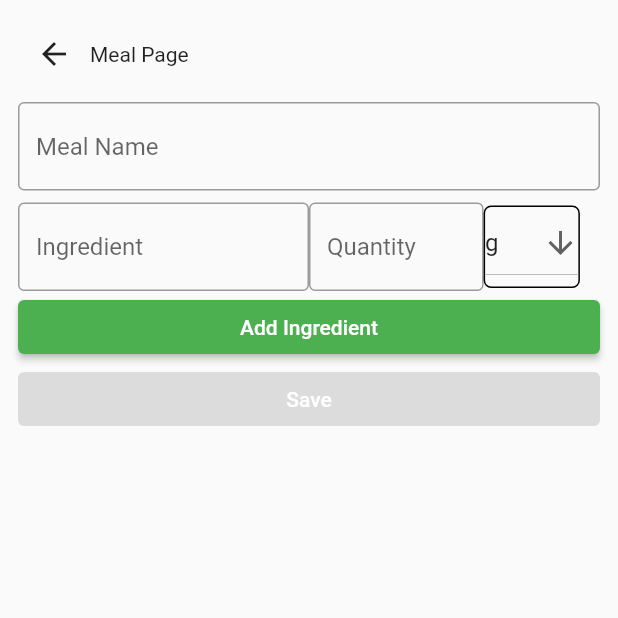
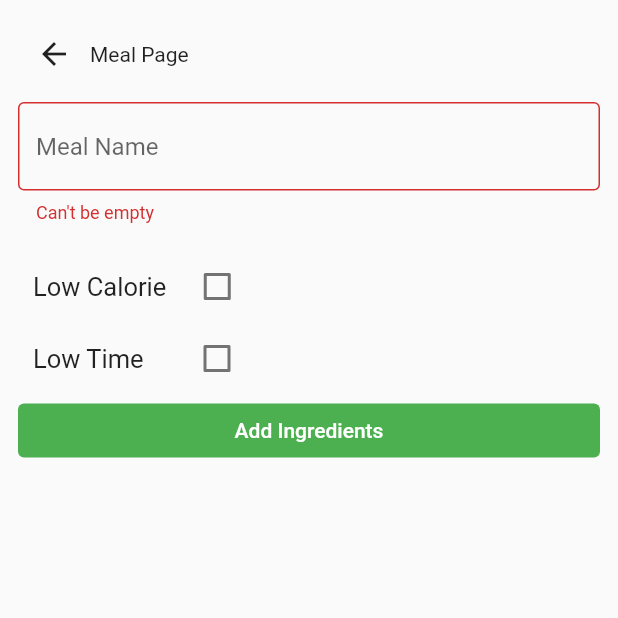
Before and after one commit to oisinfarrell00/Meal-Plan-App, a Flutter app: the CreateMealPage screen opened directly, on a phone screen of 412 x 824 dp, the top half of it. Run offline on Flutter 3.47's test engine with Material 2 defaults, Android fonts, the phone set to English and light mode, and no system bars; our stand-ins replace cloud_firestore, firebase_core; accounts and stored records are empty.

Commit message:
Added better meal adding page with validation, needs clean up and extra validation but good so far

```diff
--- a/meal_plan_app/lib/pages/create_meal_page.dart
+++ b/meal_plan_app/lib/pages/create_meal_page.dart
@@ -1,5 +1,5 @@
 import 'package:flutter/material.dart';
-import '../models/meal.dart';
+import 'package:meal_plan_app/pages/add_ingredients_to_meal_page.dart';
 
 class CreateMealPage extends StatefulWidget {
   const CreateMealPage({super.key});
@@ -10,40 +10,22 @@ class CreateMealPage extends StatefulWidget {
 
 class _CreateMealPageState extends State<CreateMealPage> {
   final addFoodNameController = TextEditingController();
-  final addFoodIngredientController = TextEditingController();
-  final addFoodQuantityController = TextEditingController();
-  String quantityUnit = 'g';
-  List<String> quantityUnits = ['ml', 'kg', 'piece', 'mg', 'g'];
+  final _formKey = GlobalKey<FormState>();
+  String _name = '';
+  String ingredientsErrorText = '';
 
-  var ingredients = <Ingredient>[];
+  bool isLowCal = false;
+  bool isLowTime = false;
 
   @override
   void dispose() {
     addFoodNameController.dispose();
-    addFoodIngredientController.dispose();
-    addFoodQuantityController.dispose();
     super.dispose();
   }
 
   void cleanUpDialog() {
     Navigator.of(context).pop();
-    addFoodIngredientController.clear();
-    addFoodQuantityController.clear();
     addFoodNameController.clear();
-    ingredients = [];
-  }
-
-  final _formKey = GlobalKey<FormState>();
-  String _name = '';
-  String ingredientsErrorText = '';
-
-  void _submit() {
-    if (_formKey.currentState!.validate()) {
-      var meal =
-          Meal(name: addFoodNameController.text, ingredients: ingredients);
-      meal.addMealToDatabase(meal);
-      cleanUpDialog();
-    }
   }
 
   String? validate(text) {
@@ -58,18 +40,61 @@ class _CreateMealPageState extends State<CreateMealPage> {
     return null;
   }
 
-  void addIngredientToMeal() {
-    // Needs validation beyond is empty
-    if (addFoodIngredientController.text.isNotEmpty &&
-        addFoodQuantityController.text.isNotEmpty) {
-      Ingredient ingredientToAdd = Ingredient(
-          name: addFoodIngredientController.text,
-          quantity: double.parse(addFoodQuantityController.text),
-          quantityType: quantityUnit);
-      ingredients.add(ingredientToAdd);
-      addFoodIngredientController.clear();
-      addFoodQuantityController.clear();
-    }
+  // clean up
+  Widget extraOptions() {
+    return Column(children: [
+      const SizedBox(height: 10),
+      Row(
+        children: <Widget>[
+          const SizedBox(
+            width: 10,
+          ),
+          const Text(
+            'Low Calorie',
+            style: TextStyle(fontSize: 17.0),
+          ),
+          const SizedBox(width: 10),
+          Checkbox(
+            value: isLowCal,
+            onChanged: (bool? newBool) {
+              setState(() {
+                isLowCal = newBool!;
+              });
+            },
+          ),
+        ],
+      ),
+      Row(
+        children: <Widget>[
+          const SizedBox(
+            width: 10,
+          ),
+          const Text(
+            'Low Time',
+            style: TextStyle(fontSize: 17.0),
+          ),
+          const SizedBox(width: 25),
+          Checkbox(
+            value: isLowTime,
+            onChanged: (bool? newBool) {
+              setState(() {
+                isLowTime = newBool!;
+              });
+            },
+          ),
+        ],
+      ),
+    ]);
+  }
+
+  void moveToAddIngredientPage() {
+    Navigator.push(
+      context,
+      MaterialPageRoute(
+          builder: (context) => AddIngredientsToMealPage(
+                name: _name,
+              )),
+    );
   }
 
   @override
@@ -99,89 +124,27 @@ class _CreateMealPageState extends State<CreateMealPage> {
                     padding: const EdgeInsets.only(top: 8.0, bottom: 8.0),
                     child: TextFormField(
                       controller: addFoodNameController,
-                      decoration: const InputDecoration(
-                          border: OutlineInputBorder(
+                      decoration: InputDecoration(
+                          errorText: validate(addFoodNameController.text),
+                          border: const OutlineInputBorder(
                             borderSide:
                                 BorderSide(width: 3, color: Colors.black),
                           ),
                           hintText: 'Meal Name'),
-                      validator: (text) {
-                        return validate(text);
-                      },
+                      validator: validate,
                       onChanged: (text) => setState(() => _name = text),
                     ),
                   ),
-                  Row(
-                    children: [
-                      Flexible(
-                        flex: 5,
-                        child: TextFormField(
-                          controller: addFoodIngredientController,
-                          decoration: const InputDecoration(
-                              border: OutlineInputBorder(
-                                borderSide:
-                                    BorderSide(width: 3, color: Colors.black),
-                              ),
-                              hintText: 'Ingredient'),
-                        ),
-                      ),
-                      Flexible(
-                        flex: 3,
-                        child: TextFormField(
-                          controller: addFoodQuantityController,
-                          decoration: const InputDecoration(
-                              border: OutlineInputBorder(
-                                borderSide:
-                                    BorderSide(width: 3, color: Colors.black),
-                              ),
-                              hintText: 'Quantity'),
-                        ),
-                      ),
-                      Flexible(
-                          flex: 2,
-                          child: Container(
-                            height: 55,
-                            decoration: BoxDecoration(
-                              border: Border.all(
-                                color: Colors.black,
-                                width: 1.0,
-                              ),
-                              borderRadius: BorderRadius.circular(5.0),
-                            ),
-                            child: DropdownButton<String>(
-                              icon: const Icon(Icons.arrow_downward),
-                              value: quantityUnit,
-                              items: quantityUnits
-                                  .map<DropdownMenuItem<String>>(
-                                      (String value) {
-                                return DropdownMenuItem<String>(
-                                  value: value,
-                                  child: Text(value),
-                                );
-                              }).toList(),
-                              onChanged: (String? value) {
-                                setState(() {
-                                  quantityUnit = value!;
-                                });
-                              },
-                            ),
-                          )),
-                    ],
-                  ),
+                  extraOptions(),
                   ElevatedButton(
                     style: ButtonStyle(
                         backgroundColor:
                             MaterialStateProperty.all<Color>(Colors.green)),
-                    onPressed: addIngredientToMeal,
+                    onPressed: validate(_name) == null
+                        ? moveToAddIngredientPage
+                        : null,
                     child: const Text(
-                      'Add Ingredient',
-                      style: TextStyle(color: Colors.white),
-                    ),
-                  ),
-                  ElevatedButton(
-                    onPressed: _name.isNotEmpty ? _submit : null,
-                    child: const Text(
-                      'Save',
+                      'Add Ingredients',
                       style: TextStyle(color: Colors.white),
                     ),
                   ),
```
Also changed, not shown: meal_plan_app/lib/pages/add_ingredients_to_meal_page.dart (added, +192 -0 lines).
